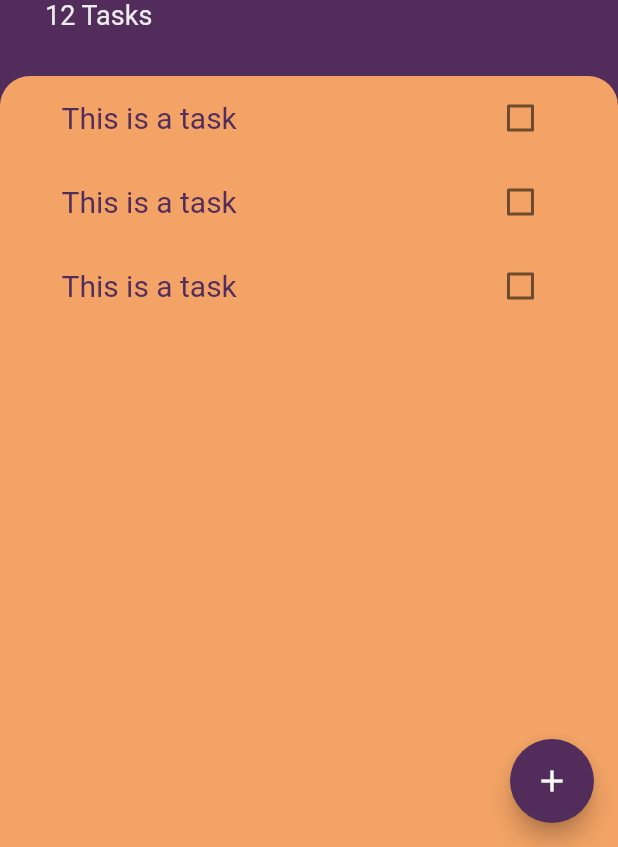
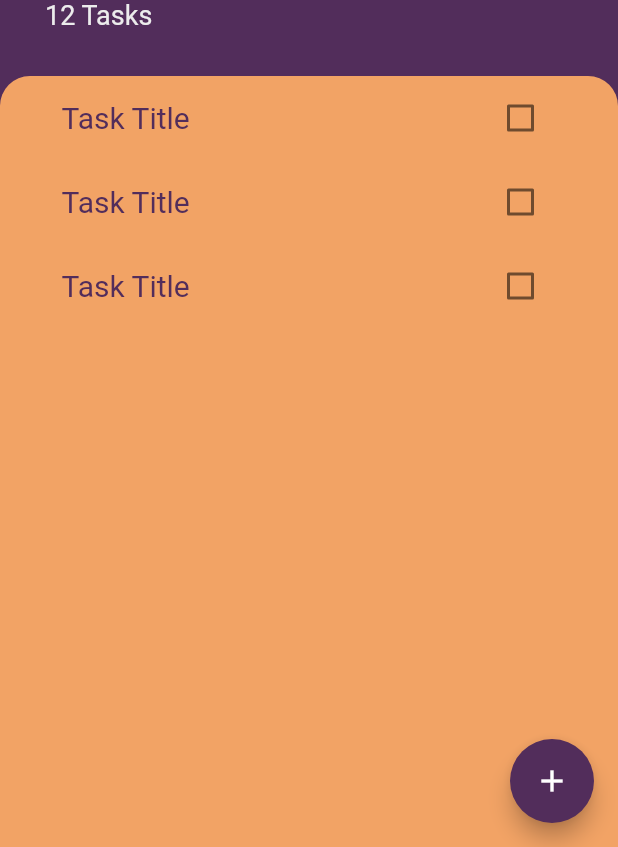
Before and after one commit to necixy/todoey-flutter, a Flutter app: the screen it shows after launch, on a phone screen of 412 x 824 dp, the part 389-1236 px from its top. Run offline on Flutter 3.47's test engine with Material 2 defaults, Android fonts, the phone set to English and light mode, and no system bars.

Commit message:
- Updated task title

```diff
--- a/lib/widgets/task_tile.dart
+++ b/lib/widgets/task_tile.dart
@@ -16,7 +16,7 @@ class _TaskTileState extends State<TaskTile> {
   Widget build(BuildContext context) {
     return ListTile(
       title: Text(
-        'This is a task',
+        'Task Title',
         style: TextStyle(
             fontSize: 20,
             color: kColorPrimary,
```
